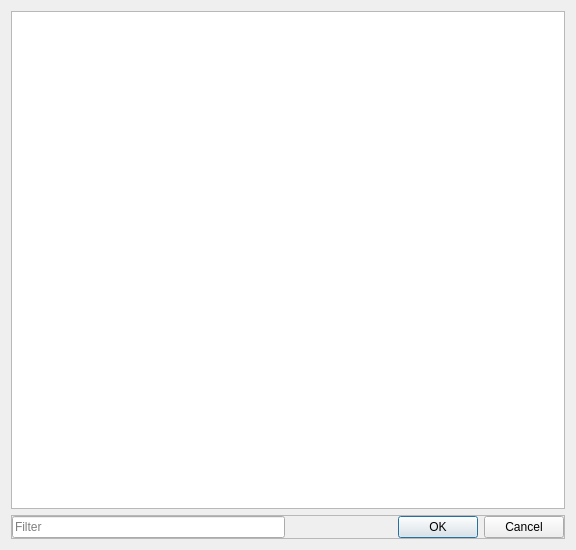
First picture: the form in scwx-qt/source/scwx/qt/ui/radar_site_dialog.ui, repository dpaulat/supercell-wx, before the edit.
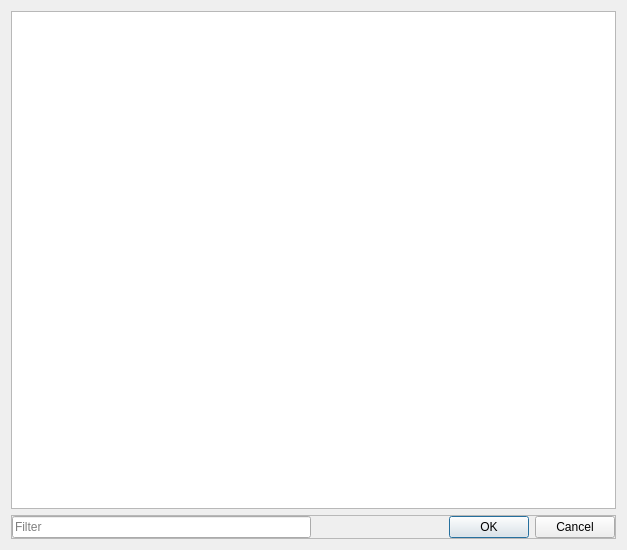
Second picture: the form after the edit.

Commit message:
Mark favorites in radar site dialog
- No effect currently
- Does not persist through application restart

What changed in the file:
```diff
--- a/scwx-qt/source/scwx/qt/ui/radar_site_dialog.ui
+++ b/scwx-qt/source/scwx/qt/ui/radar_site_dialog.ui
@@ -6,7 +6,7 @@
    <rect>
     <x>0</x>
     <y>0</y>
-    <width>576</width>
+    <width>627</width>
     <height>550</height>
    </rect>
   </property>
```
Left out of the diff: 3 changed lines with no effect on the pictures. The commit also changes 5 other files.
